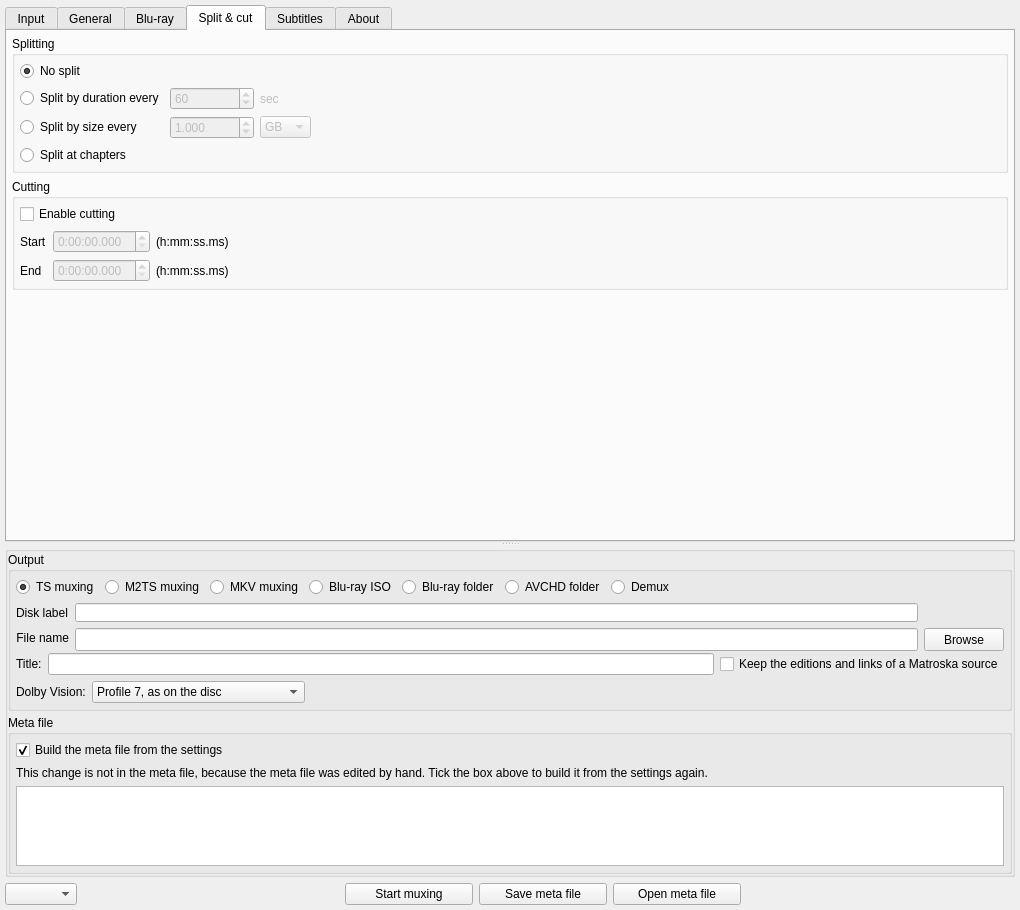
The window that tsMuxerGUI/tsmuxerwindow.ui (teaching-droid/tsMuxer) describes before a commit, drawn with Qt 5.
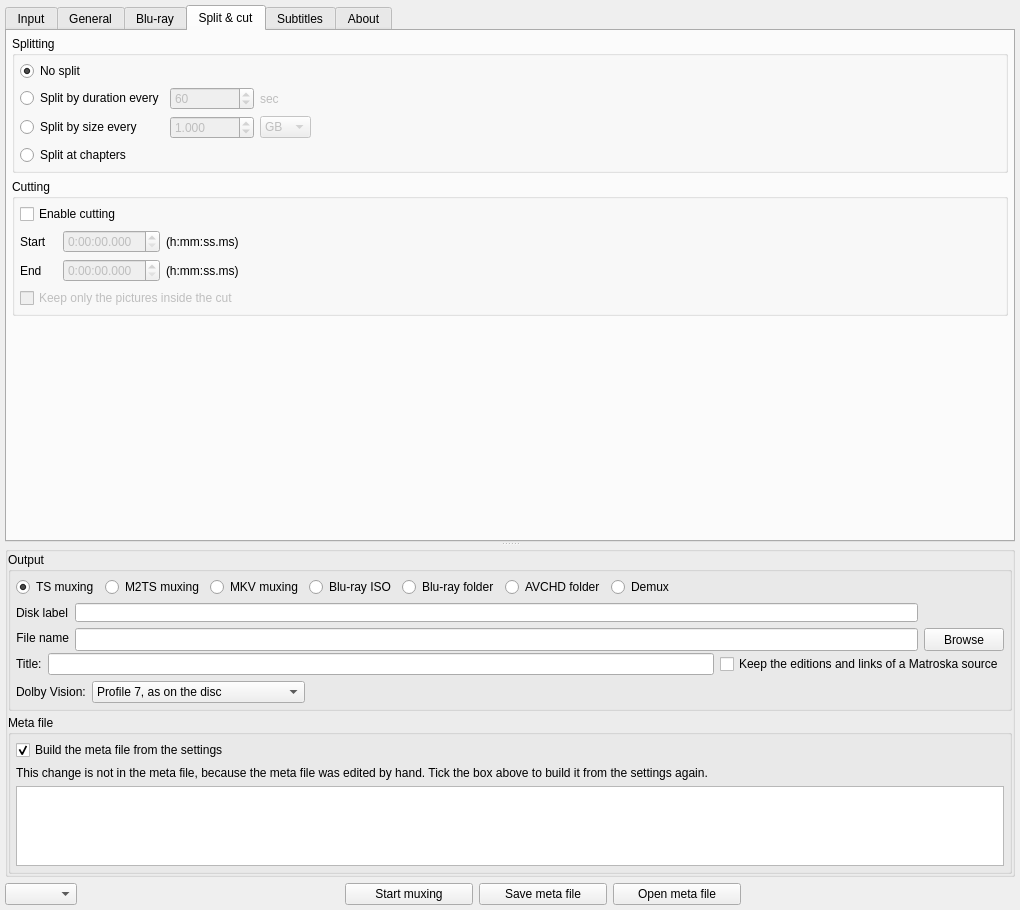
The same window after the commit. The open tabs and pages were chosen to show the change. Icons and pictures are not drawn.

Commit message: feat(cut): a cut in two parts keeps every picture (#49)

What changed in the file:
```diff
--- a/tsMuxerGUI/tsmuxerwindow.ui
+++ b/tsMuxerGUI/tsmuxerwindow.ui
@@ -2165,6 +2165,19 @@
                </item>
               </layout>
              </item>
+             <item>
+              <widget class="QCheckBox" name="checkBoxCutInside">
+               <property name="enabled">
+                <bool>false</bool>
+               </property>
+               <property name="toolTip">
+                <string>Ticked, the video of a cut holds only the pictures shown between its start and its end, as earlier versions did: the pictures from the start to the next key picture are lost, and those shown just before the end. Unticked, the video begins at the key picture before the start and keeps the pictures the end needs. A disc plays only the cut; a TS, M2TS or Matroska output also shows those pictures.</string>
+               </property>
+               <property name="text">
+                <string>Keep only the pictures inside the cut</string>
+               </property>
+              </widget>
+             </item>
             </layout>
            </item>
            <item>
```
Left out of the diff: 1 changed line with no effect on the pictures. The commit also changes 25 other files.
